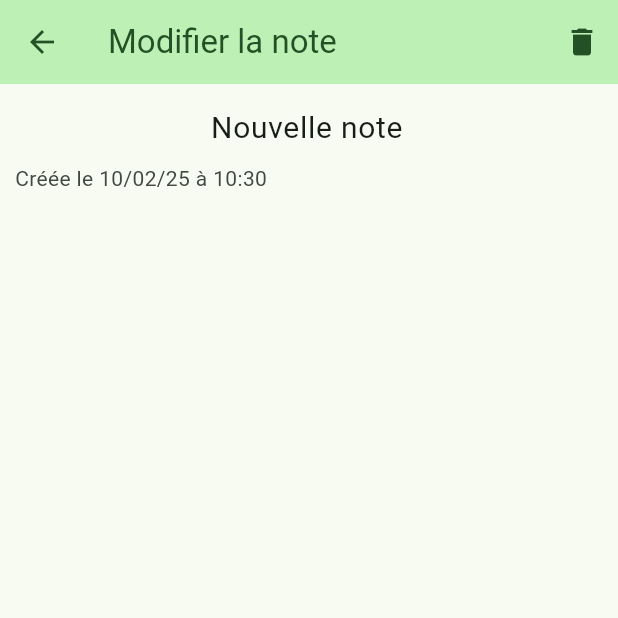
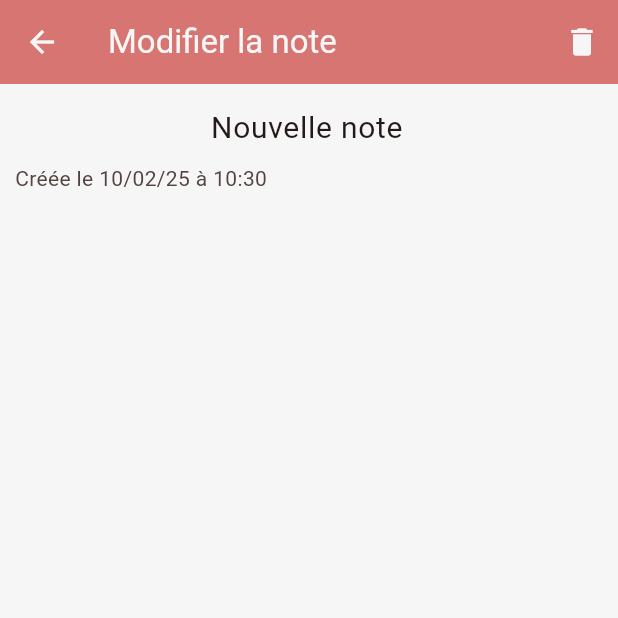
Before and after one commit to nhitec/N-HiTec-Flutter-tutorial, a Flutter app: the screen it shows after launch, after a tap on the "add" icon, after a tap on "Nouvelle note", on a phone screen of 412 x 824 dp, the top half of it. Run offline on Flutter 3.47's test engine with Material 3 defaults, Android fonts, the phone set to English and light mode, and no system bars; our stand-ins replace sqflite, sqflite_common_ffi; accounts and stored records are empty.

Commit message:
feat: new colors

```diff
--- a/formation/lib/main.dart
+++ b/formation/lib/main.dart
@@ -19,28 +19,40 @@ class MyApp extends StatelessWidget {
   const MyApp({super.key});
 
   ThemeData _buildTheme(Brightness brightness) {
+    const nhitecRed = Color(0xFFC11B17);
+    const nhitecDark = Color(0xFF303030);
+    const nhitecLight = Color(0xFFF6F6F6);
+
     final ColorScheme colorScheme = ColorScheme.fromSeed(
-      seedColor: brightness == Brightness.light ? Colors.green : Colors.red,
+      seedColor: nhitecRed,
       brightness: brightness,
+      surface: brightness == Brightness.light ? nhitecLight : nhitecDark,
+      primary: nhitecRed.withAlpha(85),
+      secondary: brightness == Brightness.light ? nhitecDark : nhitecLight,
     );
 
     return ThemeData(
       colorScheme: colorScheme,
+      scaffoldBackgroundColor: colorScheme.surface,
       appBarTheme: AppBarTheme(
-        backgroundColor: colorScheme.primaryContainer,
-        foregroundColor: colorScheme.onPrimaryContainer,
+        backgroundColor: nhitecRed.withAlpha(150),
+        foregroundColor: nhitecLight,
+      ),
+      floatingActionButtonTheme: FloatingActionButtonThemeData(
+        backgroundColor: nhitecRed.withAlpha(150),
+        foregroundColor: nhitecLight,
       ),
       textTheme: TextTheme(
         displayLarge: TextStyle(
-          color: colorScheme.onSecondaryContainer,
+          color: brightness == Brightness.light ? nhitecDark : nhitecLight,
           fontSize: 18,
         ),
         displayMedium: TextStyle(
-          color: colorScheme.onSecondaryContainer,
+          color: brightness == Brightness.light ? nhitecDark : nhitecLight,
           fontSize: 14,
         ),
         displaySmall: TextStyle(
-          color: colorScheme.onSecondaryContainer,
+          color: brightness == Brightness.light ? nhitecDark : nhitecLight,
           fontSize: 12,
         ),
       ),
@@ -52,6 +64,7 @@ class MyApp extends StatelessWidget {
   Widget build(BuildContext context) {
     return MaterialApp(
       title: 'Formation N-HiTec',
+      debugShowCheckedModeBanner: false,
       theme: _buildTheme(Brightness.light),
       darkTheme: _buildTheme(Brightness.dark),
       home: const NoteListPage(),
--- a/formation/lib/pages/note_list_page.dart
+++ b/formation/lib/pages/note_list_page.dart
@@ -24,7 +24,20 @@ class _NoteListPageState extends State<NoteListPage> {
         tooltip: 'Nouvelle note',
         child: const Icon(Icons.add),
       ),
-      body: provider.notes == null
+      body: Stack(
+        children: [
+          // Logo en arrière-plan
+          Center(
+            child: Opacity(
+              opacity: 0.5,
+              child: Image.asset(
+                'assets/images/Logo.png',
+                width: 200,
+              ),
+            ),
+          ),
+          // Liste des notes
+          provider.notes == null
               ? const Center(child: CircularProgressIndicator())
               : provider.notes!.isEmpty
                   ? const Center(child: Text('Aucune note pour le moment'))
@@ -35,18 +48,28 @@ class _NoteListPageState extends State<NoteListPage> {
                         Note note = provider.notes![index];
                         return _buildNote(context, note);
                       }),
+        ],
+      ),
     );
   }
 
   Future<void> _newNote(NoteDatabaseProvider provider) async {
     DateTime now = DateTime.now();
     Note newNote = Note(creationDate: now, title: 'Nouvelle note');
-    provider.addNote(newNote);
+    await provider.addNote(newNote);
+
+    if (!mounted) return; // Vérification nécessaire après le await
+
+    Navigator.of(context).push(
+      MaterialPageRoute(
+        builder: (_) => NoteEditPage(note: newNote),
+      ),
+    );
   }
 
   Widget _buildNote(BuildContext context, Note note) {
     final ThemeData theme = Theme.of(context);
-    final ColorScheme colorScheme = theme.colorScheme;
+    const nhitecRed = Color(0xFFC11B17);
 
     return GestureDetector(
       onTap: () {
@@ -58,7 +81,7 @@ class _NoteListPageState extends State<NoteListPage> {
         padding: const EdgeInsets.symmetric(vertical: 15, horizontal: 20),
         decoration: BoxDecoration(
           borderRadius: BorderRadius.circular(5),
-          color: colorScheme.secondaryContainer,
+          color: nhitecRed.withAlpha(85),
         ),
         child: Column(
           crossAxisAlignment: CrossAxisAlignment.start,
```
Lines whose indentation alone changed are shown as unchanged.
